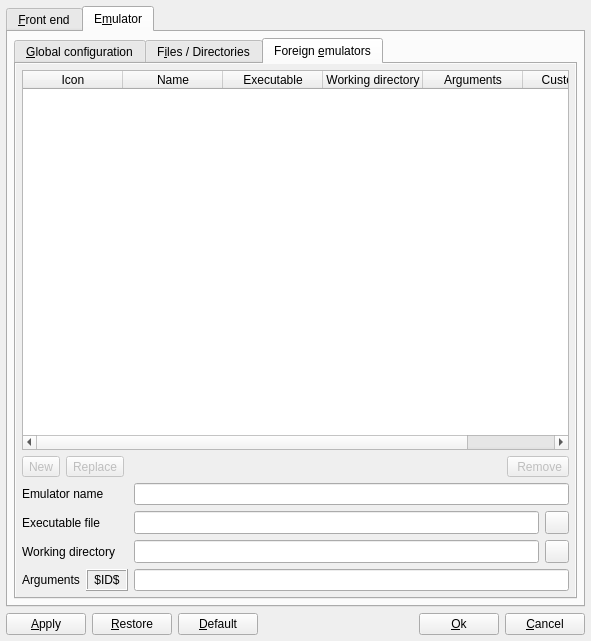
Old version of the form options.ui in the repository qmc2/qmc2-mame-fe.
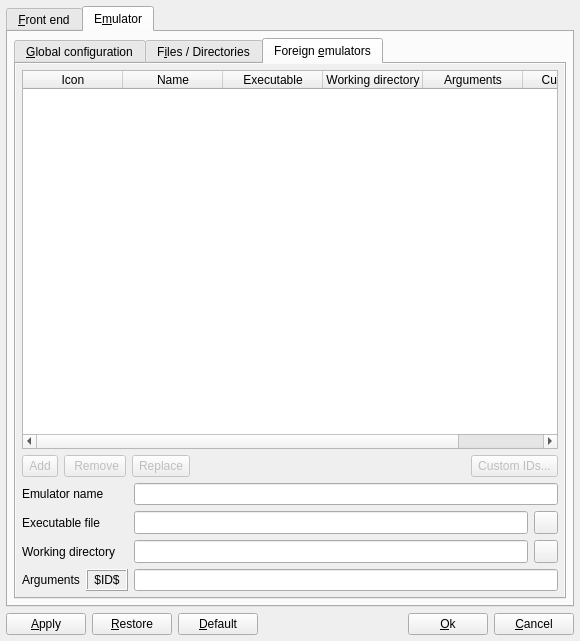
New version of the form. The open tabs and pages were chosen to show the change. Icons and pictures are not drawn.

Commit message: imp: added an alternative 'custom IDs' tool-button to edit the currently selected foreign emulator's game/program IDs (the item's own button may be obscurred, so this can be used instead)

Diff of the .ui file:
```diff
--- a/options.ui
+++ b/options.ui
@@ -7,7 +7,7 @@
    <rect>
     <x>0</x>
     <y>0</y>
-    <width>591</width>
+    <width>580</width>
     <height>641</height>
    </rect>
   </property>
@@ -5502,96 +5502,12 @@
                <rect>
                 <x>0</x>
                 <y>0</y>
-                <width>236</width>
-                <height>214</height>
+                <width>548</width>
+                <height>542</height>
                </rect>
               </property>
-              <layout class="QGridLayout" name="gridLayout_26" columnstretch="0,0,0,0,0,0,0,0,0">
-               <item row="5" column="0" colspan="2">
-                <layout class="QHBoxLayout" name="horizontalLayout_3">
-                 <item>
-                  <widget class="QLabel" name="labelAdditionalEmulatorArguments">
-                   <property name="text">
-                    <string>Arguments</string>
-                   </property>
-                  </widget>
-                 </item>
-                 <item>
-                  <widget class="QLabel" name="labelIDStatus">
-                   <property name="sizePolicy">
-                    <sizepolicy hsizetype="Fixed" vsizetype="Preferred">
-                     <horstretch>0</horstretch>
-                     <verstretch>0</verstretch>
-                    </sizepolicy>
-                   </property>
-                   <property name="toolTip">
-                    <string>Indicates if the $ID$ placeholder is missing on the supplied command line (yellow) or not (green)</string>
-                   </property>
-                   <property name="autoFillBackground">
-                    <bool>true</bool>
-                   </property>
-                   <property name="frameShape">
-                    <enum>QFrame::Box</enum>
-                   </property>
-                   <property name="frameShadow">
-                    <enum>QFrame::Raised</enum>
-                   </property>
-                   <property name="text">
-                    <string notr="true"> $ID$ </string>
-                   </property>
-                  </widget>
-                 </item>
-                </layout>
-               </item>
-               <item row="3" column="0" colspan="2">
-                <widget class="QLabel" name="labelAdditionalEmulatorExecutableFile">
-                 <property name="text">
-                  <string>Executable file</string>
-                 </property>
-                </widget>
-               </item>
-               <item row="2" column="2" colspan="7">
-                <widget class="QLineEdit" name="lineEditAdditionalEmulatorName">
-                 <property name="toolTip">
-                  <string>Registered emulator's name</string>
-                 </property>
-                </widget>
-               </item>
-               <item row="1" column="1" colspan="4">
-                <widget class="QToolButton" name="toolButtonSaveEmulator">
-                 <property name="enabled">
-                  <bool>false</bool>
-                 </property>
-                 <property name="toolTip">
-                  <string>Replace emulator registration</string>
-                 </property>
-                 <property name="text">
-                  <string>Replace</string>
-                 </property>
-                 <property name="icon">
-                  <iconset resource="qmc2.qrc">
-                   <normaloff>:/data/img/filesaveas.png</normaloff>:/data/img/filesaveas.png</iconset>
-                 </property>
-                 <property name="toolButtonStyle">
-                  <enum>Qt::ToolButtonTextBesideIcon</enum>
-                 </property>
-                </widget>
-               </item>
-               <item row="5" column="2" colspan="7">
-                <widget class="QLineEdit" name="lineEditAdditionalEmulatorArguments">
-                 <property name="toolTip">
-                  <string>Arguments passed to the emulator -- use $ID$ as placeholder for the unique set ID, $DESCRIPTION$ for its description</string>
-                 </property>
-                </widget>
-               </item>
-               <item row="4" column="0" colspan="2">
-                <widget class="QLabel" name="labelAdditionalEmulatorWorkingDirectory">
-                 <property name="text">
-                  <string>Working directory</string>
-                 </property>
-                </widget>
-               </item>
-               <item row="0" column="0" colspan="9">
+              <layout class="QGridLayout" name="gridLayout_26">
+               <item row="0" column="0" colspan="3">
                 <widget class="QTableWidget" name="tableWidgetRegisteredEmulators">
                  <property name="toolTip">
                   <string>Registered emulators -- you may select one of these in the game-specific emulator configuration</string>
@@ -5658,107 +5574,145 @@
                  </column>
                 </widget>
                </item>
-               <item row="1" column="0">
-                <widget class="QToolButton" name="toolButtonAddEmulator">
-                 <property name="enabled">
-                  <bool>false</bool>
-                 </property>
-                 <property name="toolTip">
-                  <string>Register emulator</string>
-                 </property>
-                 <property name="text">
-                  <string>New</string>
-                 </property>
-                 <property name="icon">
-                  <iconset resource="qmc2.qrc">
-                   <normaloff>:/data/img/plus.png</normaloff>:/data/img/plus.png</iconset>
-                 </property>
-                 <property name="toolButtonStyle">
-                  <enum>Qt::ToolButtonTextBesideIcon</enum>
-                 </property>
-                </widget>
+               <item row="1" column="0" colspan="3">
+                <layout class="QHBoxLayout" name="horizontalLayout_11">
+                 <item>
+                  <widget class="QToolButton" name="toolButtonAddEmulator">
+                   <property name="enabled">
+                    <bool>false</bool>
+                   </property>
+                   <property name="sizePolicy">
+                    <sizepolicy hsizetype="Fixed" vsizetype="Minimum">
+                     <horstretch>0</horstretch>
+                     <verstretch>0</verstretch>
+                    </sizepolicy>
+                   </property>
+                   <property name="toolTip">
+                    <string>Register emulator</string>
+                   </property>
+                   <property name="text">
+                    <string>Add</string>
+                   </property>
+                   <property name="icon">
+                    <iconset resource="qmc2.qrc">
+                     <normaloff>:/data/img/plus.png</normaloff>:/data/img/plus.png</iconset>
+                   </property>
+                   <property name="toolButtonStyle">
+                    <enum>Qt::ToolButtonTextBesideIcon</enum>
+                   </property>
+                  </widget>
+                 </item>
+                 <item>
+                  <widget class="QToolButton" name="toolButtonRemoveEmulator">
+                   <property name="enabled">
+                    <bool>false</bool>
+                   </property>
+                   <property name="sizePolicy">
+                    <sizepolicy hsizetype="Fixed" vsizetype="Minimum">
+                     <horstretch>0</horstretch>
+                     <verstretch>0</verstretch>
+                    </sizepolicy>
+                   </property>
+                   <property name="toolTip">
+                    <string>Deregister emulator</string>
+                   </property>
+                   <property name="text">
+                    <string> Remove</string>
+                   </property>
+                   <property name="icon">
+                    <iconset resource="qmc2.qrc">
+                     <normaloff>:/data/img/minus.png</normaloff>:/data/img/minus.png</iconset>
+                   </property>
+                   <property name="toolButtonStyle">
+                    <enum>Qt::ToolButtonTextBesideIcon</enum>
+                   </property>
+                  </widget>
+                 </item>
+                 <item>
+                  <widget class="QToolButton" name="toolButtonSaveEmulator">
+                   <property name="enabled">
+                    <bool>false</bool>
+                   </property>
+                   <property name="sizePolicy">
+                    <sizepolicy hsizetype="Fixed" vsizetype="Minimum">
+                     <horstretch>0</horstretch>
+                     <verstretch>0</verstretch>
+                    </sizepolicy>
+                   </property>
+                   <property name="toolTip">
+                    <string>Replace emulator registration</string>
+                   </property>
+                   <property name="text">
+                    <string>Replace</string>
+                   </property>
+                   <property name="icon">
+                    <iconset resource="qmc2.qrc">
+                     <normaloff>:/data/img/filesaveas.png</normaloff>:/data/img/filesaveas.png</iconset>
+                   </property>
+                   <property name="toolButtonStyle">
+                    <enum>Qt::ToolButtonTextBesideIcon</enum>
+                   </property>
+                  </widget>
+                 </item>
+                 <item>
+                  <spacer name="horizontalSpacer">
+                   <property name="orientation">
+                    <enum>Qt::Horizontal</enum>
+                   </property>
+                   <property name="sizeHint" stdset="0">
+                    <size>
+                     <width>78</width>
+                     <height>22</height>
+                    </size>
+                   </property>
+                  </spacer>
+                 </item>
+                 <item>
+                  <widget class="QToolButton" name="toolButtonCustomIDs">
+                   <property name="enabled">
+                    <bool>false</bool>
+                   </property>
+                   <property name="sizePolicy">
+                    <sizepolicy hsizetype="Fixed" vsizetype="Minimum">
+                     <horstretch>0</horstretch>
+                     <verstretch>0</verstretch>
+                    </sizepolicy>
+                   </property>
+                   <property name="toolTip">
+                    <string>Specify pre-defined foreign IDs for this emulator, launchable from the 'foreign emulators' view</string>
+                   </property>
+                   <property name="text">
+                    <string>Custom IDs...</string>
+                   </property>
+                   <property name="toolButtonStyle">
+                    <enum>Qt::ToolButtonTextBesideIcon</enum>
+                   </property>
+                  </widget>
+                 </item>
+                </layout>
                </item>
-               <item row="4" column="8">
-                <widget class="QToolButton" name="toolButtonBrowseAdditionalEmulatorWorkingDirectory">
-                 <property name="sizePolicy">
-                  <sizepolicy hsizetype="Fixed" vsizetype="Minimum">
-                   <horstretch>0</horstretch>
-                   <verstretch>0</verstretch>
-                  </sizepolicy>
-                 </property>
-                 <property name="toolTip">
-                  <string>Browse working directory</string>
-                 </property>
-                 <property name="text">
-                  <string/>
-                 </property>
-                 <property name="icon">
-                  <iconset resource="qmc2.qrc">
-                   <normaloff>:/data/img/fileopen.png</normaloff>:/data/img/fileopen.png</iconset>
-                 </property>
-                </widget>
-               </item>
-               <item row="1" column="5">
-                <spacer name="horizontalSpacer">
-                 <property name="orientation">
-                  <enum>Qt::Horizontal</enum>
-                 </property>
-                 <property name="sizeHint" stdset="0">
-                  <size>
-                   <width>40</width>
-                   <height>20</height>
-                  </size>
-                 </property>
-                </spacer>
-               </item>
-               <item row="3" column="8">
-                <widget class="QToolButton" name="toolButtonBrowseAdditionalEmulatorExecutable">
-                 <property name="sizePolicy">
-                  <sizepolicy hsizetype="Fixed" vsizetype="Minimum">
-                   <horstretch>0</horstretch>
-                   <verstretch>0</verstretch>
-                  </sizepolicy>
-                 </property>
-                 <property name="toolTip">
-                  <string>Browse emulator executable file</string>
-                 </property>
-                 <property name="text">
-                  <string/>
-                 </property>
-                 <property name="icon">
-                  <iconset resource="qmc2.qrc">
-                   <normaloff>:/data/img/fileopen.png</normaloff>:/data/img/fileopen.png</iconset>
-                 </property>
-                </widget>
-               </item>
-               <item row="2" column="0" colspan="2">
+               <item row="2" column="0">
                 <widget class="QLabel" name="labelAdditionalEmulatorName">
                  <property name="text">
                   <string>Emulator name</string>
                  </property>
                 </widget>
                </item>
-               <item row="1" column="7" colspan="2">
-                <widget class="QToolButton" name="toolButtonRemoveEmulator">
-                 <property name="enabled">
-                  <bool>false</bool>
-                 </property>
+               <item row="2" column="1" colspan="2">
+                <widget class="QLineEdit" name="lineEditAdditionalEmulatorName">
                  <property name="toolTip">
                   <string>Deregister emulator</string>
                  </property>
+                </widget>
+               </item>
+               <item row="3" column="0">
+                <widget class="QLabel" name="labelAdditionalEmulatorExecutableFile">
                  <property name="text">
-                  <string> Remove</string>
-                 </property>
-                 <property name="icon">
-                  <iconset resource="qmc2.qrc">
-                   <normaloff>:/data/img/minus.png</normaloff>:/data/img/minus.png</iconset>
-                 </property>
-                 <property name="toolButtonStyle">
-                  <enum>Qt::ToolButtonTextBesideIcon</enum>
+                  <string>Executable file</string>
                  </property>
                 </widget>
                </item>
-               <item row="3" column="2" colspan="6">
+               <item row="3" column="1">
                 <widget class="QLineEdit" name="lineEditAdditionalEmulatorExecutableFile">
                  <property name="sizePolicy">
                   <sizepolicy hsizetype="Expanding" vsizetype="Minimum">
@@ -5771,7 +5725,34 @@
                  </property>
                 </widget>
                </item>
-               <item row="4" column="2" colspan="6">
+               <item row="3" column="2">
+                <widget class="QToolButton" name="toolButtonBrowseAdditionalEmulatorExecutable">
+                 <property name="sizePolicy">
+                  <sizepolicy hsizetype="Fixed" vsizetype="Fixed">
+                   <horstretch>0</horstretch>
+                   <verstretch>0</verstretch>
+                  </sizepolicy>
+                 </property>
+                 <property name="toolTip">
+                  <string>Browse emulator executable file</string>
+                 </property>
+                 <property name="text">
+                  <string/>
+                 </property>
+                 <property name="icon">
+                  <iconset resource="qmc2.qrc">
+                   <normaloff>:/data/img/fileopen.png</normaloff>:/data/img/fileopen.png</iconset>
+                 </property>
+                </widget>
+               </item>
+               <item row="4" column="0">
+                <widget class="QLabel" name="labelAdditionalEmulatorWorkingDirectory">
+                 <property name="text">
+                  <string>Working directory</string>
+                 </property>
+                </widget>
+               </item>
+               <item row="4" column="1">
                 <widget class="QLineEdit" name="lineEditAdditionalEmulatorWorkingDirectory">
                  <property name="sizePolicy">
                   <sizepolicy hsizetype="Expanding" vsizetype="Minimum">
@@ -5784,6 +5765,63 @@
                  </property>
                 </widget>
                </item>
+               <item row="4" column="2">
+                <widget class="QToolButton" name="toolButtonBrowseAdditionalEmulatorWorkingDirectory">
+                 <property name="sizePolicy">
+                  <sizepolicy hsizetype="Fixed" vsizetype="Fixed">
+                   <horstretch>0</horstretch>
+                   <verstretch>0</verstretch>
+                  </sizepolicy>
+                 </property>
+                 <property name="toolTip">
+                  <string>Browse working directory</string>
+                 </property>
+                 <property name="text">
+                  <string/>
+                 </property>
+                 <property name="icon">
+                  <iconset resource="qmc2.qrc">
+                   <normaloff>:/data/img/fileopen.png</normaloff>:/data/img/fileopen.png</iconset>
+                 </property>
+                </widget>
+               </item>
+               <item row="5" column="0">
+                <layout class="QHBoxLayout" name="horizontalLayout_3">
+                 <item>
+                  <widget class="QLabel" name="labelAdditionalEmulatorArguments">
+                   <property name="text">
+                    <string>Arguments</string>
+                   </property>
+                  </widget>
+                 </item>
+                 <item>
+                  <widget class="QLabel" name="labelIDStatus">
+                   <property name="toolTip">
+                    <string>Indicates if the $ID$ placeholder is missing on the supplied command line (yellow) or not (green)</string>
+                   </property>
+                   <property name="autoFillBackground">
+                    <bool>true</bool>
+                   </property>
+                   <property name="frameShape">
+                    <enum>QFrame::Box</enum>
+                   </property>
+                   <property name="frameShadow">
+                    <enum>QFrame::Raised</enum>
+                   </property>
+                   <property name="text">
+                    <string notr="true"> $ID$ </string>
+                   </property>
+                  </widget>
+                 </item>
+                </layout>
+               </item>
+               <item row="5" column="1" colspan="2">
+                <widget class="QLineEdit" name="lineEditAdditionalEmulatorArguments">
+                 <property name="toolTip">
+                  <string>Arguments passed to the emulator -- use $ID$ as placeholder for the unique set ID, $DESCRIPTION$ for its description</string>
+                 </property>
+                </widget>
+               </item>
               </layout>
              </widget>
             </widget>
```
Left out of the diff: 9 changed lines with no effect on the pictures. The commit also changes 18 other files.
